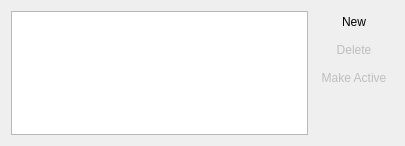
This is shell/sessiondialog.ui in KDE/kdevelop as Qt 5 draws it before an edit. The edited form follows.
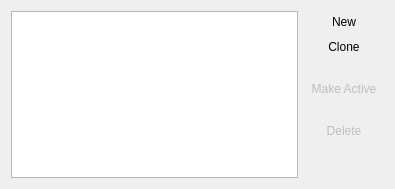
This is the edited form.

Commit message: Add GUI to clone sessions.

```diff
--- a/shell/sessiondialog.ui
+++ b/shell/sessiondialog.ui
@@ -5,12 +5,12 @@
    <rect>
     <x>0</x>
     <y>0</y>
-    <width>405</width>
-    <height>146</height>
+    <width>395</width>
+    <height>189</height>
    </rect>
   </property>
   <layout class="QGridLayout" name="gridLayout" >
-   <item rowspan="4" row="0" column="0" >
+   <item rowspan="2" row="0" column="0" >
     <widget class="QListView" name="sessionList" >
      <property name="tabKeyNavigation" >
       <bool>true</bool>
@@ -18,6 +18,14 @@
     </widget>
    </item>
    <item row="0" column="1" >
+           <layout class="QVBoxLayout" name="verticalLayout" >
+                   <property name="spacing" >
+                           <number>20</number>
+                   </property>
+                   <item>
+                           <layout class="QVBoxLayout" name="verticalLayout_2">
+                                   <property name="spacing"><number>3</number></property>
+                                   <item>
     <widget class="QPushButton" name="newButton" >
      <property name="text" >
       <string>New</string>
@@ -27,7 +35,33 @@
      </property>
     </widget>
    </item>
-   <item row="1" column="1" >
+                   <item>
+    <widget class="QPushButton" name="cloneButton" >
+     <property name="text" >
+      <string>Clone</string>
+     </property>
+     <property name="flat" >
+      <bool>true</bool>
+     </property>
+    </widget>
+   </item>
+   </layout>
+   </item>
+
+   <item>
+    <widget class="QPushButton" name="activateButton" >
+     <property name="enabled" >
+      <bool>false</bool>
+     </property>
+     <property name="text" >
+      <string>Make Active</string>
+     </property>
+     <property name="flat" >
+      <bool>true</bool>
+     </property>
+    </widget>
+   </item>
+   <item >
     <widget class="QPushButton" name="deleteButton" >
      <property name="enabled" >
       <bool>false</bool>
@@ -39,8 +73,9 @@
       <bool>true</bool>
      </property>
     </widget>
+   </item></layout>
    </item>
-   <item row="3" column="1" >
+   <item row="1" column="1" >
     <spacer name="verticalSpacer" >
      <property name="orientation" >
       <enum>Qt::Vertical</enum>
@@ -53,19 +88,6 @@
      </property>
     </spacer>
    </item>
-   <item row="2" column="1" >
-    <widget class="QPushButton" name="activateButton" >
-     <property name="enabled" >
-      <bool>false</bool>
-     </property>
-     <property name="text" >
-      <string>Make Active</string>
-     </property>
-     <property name="flat" >
-      <bool>true</bool>
-     </property>
-    </widget>
-   </item>
   </layout>
  </widget>
  <resources/>
```
The commit also changes 2 other files.
